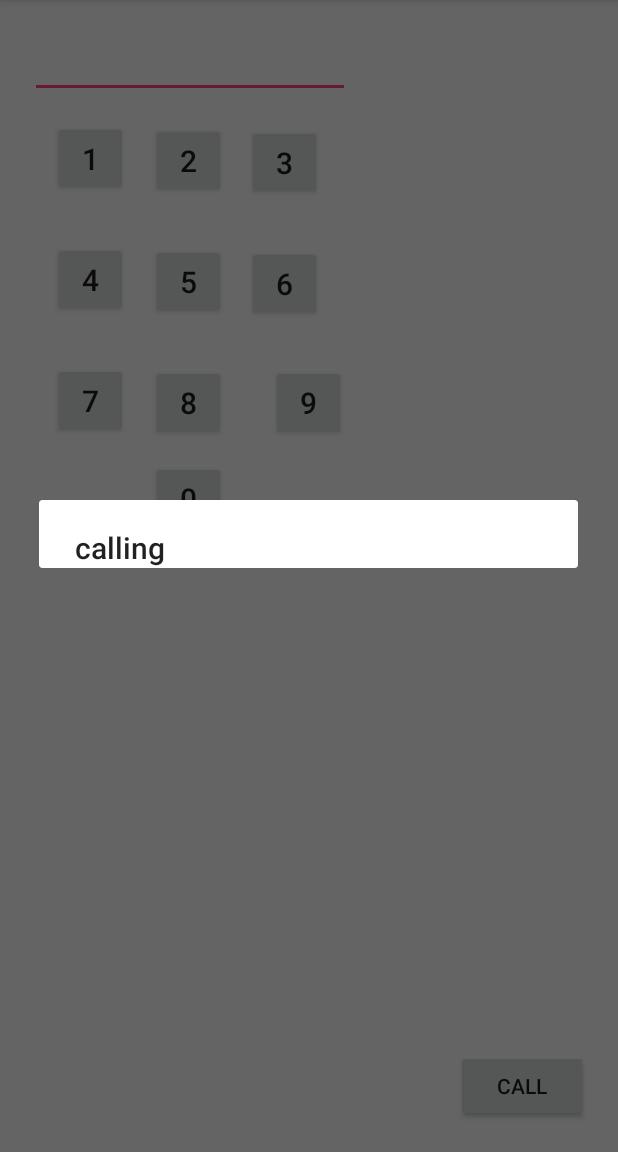
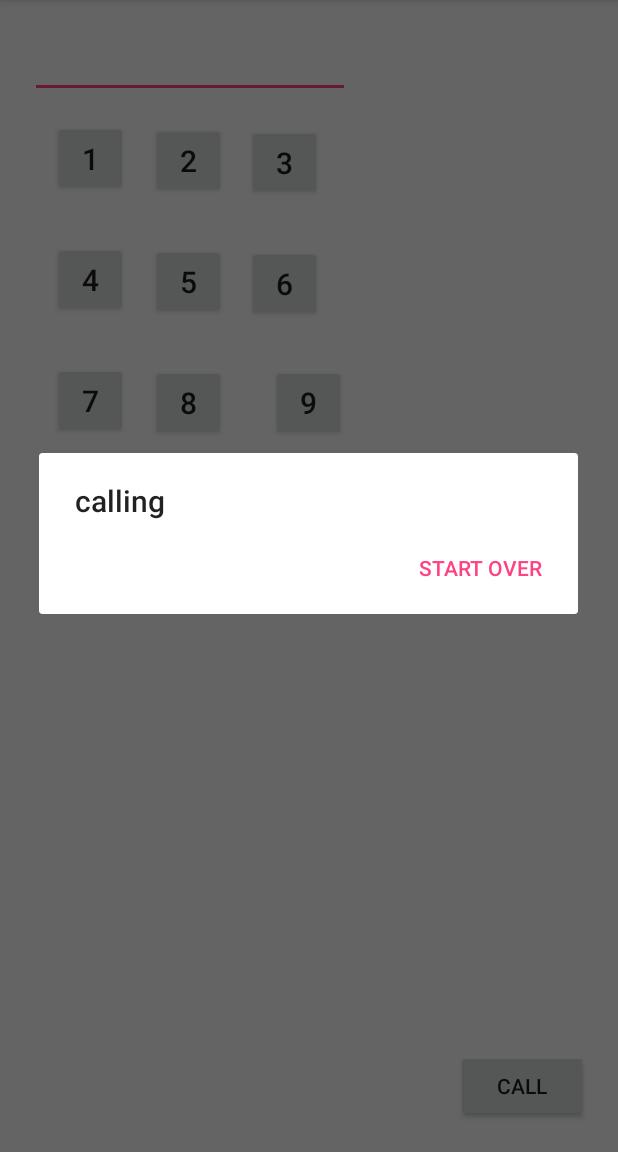
Before and after one commit to Mmarta19/4-FakePhone, an Android app: the screen it shows after launch (FakePhoneActivity), after a tap on "CALL", on a phone screen of 412 x 824 dp, the part 84-1236 px from its top. Run offline under Robolectric (Android 15) with nearby library versions, the phone set to English and light mode, and no system bars; 1 statement that could not run was skipped.

Commit message:
He creat un builder per tornar a la pantalla del telefon sense borrar els números

```diff
--- a/app/src/main/java/edu/upc/eseiaat/pma/fakephone/FakePhoneActivity.java
+++ b/app/src/main/java/edu/upc/eseiaat/pma/fakephone/FakePhoneActivity.java
@@ -41,6 +41,12 @@ public class FakePhoneActivity extends AppCompatActivity {
 
     }
 
+    private void startOver() {
+        final_num = (EditText) findViewById(R.id.label_phone);
+        final_num.setText(total_phone.getText().toString());
+
+    }
+
 
 
     public void click (View v){
@@ -57,7 +63,7 @@ public class FakePhoneActivity extends AppCompatActivity {
 
 
     public void call ( View v){
-        // TODO poder tornar a la pantalla dels numeros sense borrar-los
+
 
        /* String message =
 
@@ -71,6 +77,8 @@ public class FakePhoneActivity extends AppCompatActivity {
 
       builder.setMessage(c+(final_num.getText())); // el contenido
         builder.setCancelable(true); // no se puede ir para atras
+
+
        /*builder.setPositiveButton(R.string.close, new DialogInterface.OnClickListener() { // Esta okei, acabar
             @Override
            public void onClick(DialogInterface dialogInterface, int i) {
@@ -80,13 +88,12 @@ public class FakePhoneActivity extends AppCompatActivity {
         });*/
 
 
-       /* builder.setNegativeButton(R.string.start_over, new DialogInterface.OnClickListener() { // no, quiero volver a hacer el quiz
+       builder.setNegativeButton(R.string.start_over, new DialogInterface.OnClickListener() { // no, m'he he equivocado
             @Override
             public void onClick(DialogInterface dialogInterface, int i) {
                 startOver();
-                // borrar respuestas y volver al principio
             }
-        }) ;*/
+        });
         builder.create().show(); // crearlo
 
     }
--- a/app/src/main/res/values/strings.xml
+++ b/app/src/main/res/values/strings.xml
@@ -3,6 +3,7 @@
     <string name="calling">calling</string>
     <string name="close">close</string>
     <string name="number">Numero:</string>
+    <string name="start_over">Start Over</string>
 
 
 </resources>
```
Also changed, not shown: 2 other files.
